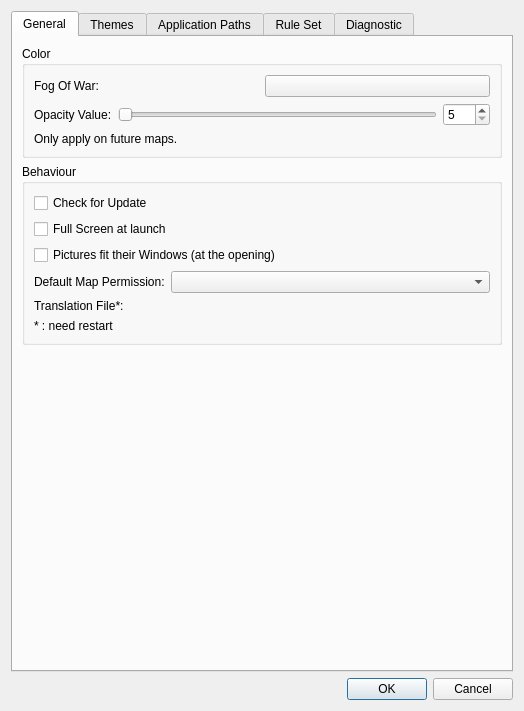
Rolisteam/rolisteam, file src/preferences/preferencesdialogbox.ui: the form before one commit.
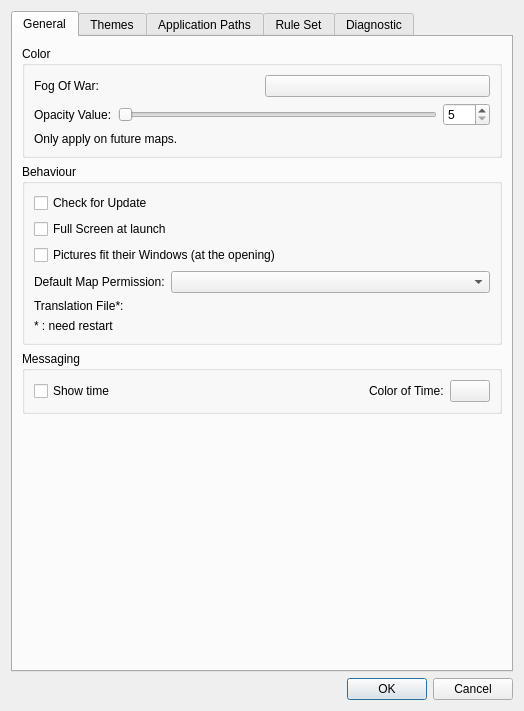
The form after the commit. The open tabs and pages were chosen to show the change. Icons and pictures are not drawn. Custom widgets are drawn as their Qt base class.

Commit message: -Add widget for time in messaging.

Diff of the .ui file:
```diff
--- a/src/preferences/preferencesdialogbox.ui
+++ b/src/preferences/preferencesdialogbox.ui
@@ -23,7 +23,7 @@
       <attribute name="title">
        <string>General</string>
       </attribute>
-      <layout class="QVBoxLayout" name="verticalLayout_6">
+      <layout class="QVBoxLayout" name="verticalLayout_20">
        <item>
         <widget class="QGroupBox" name="groupBox">
          <property name="title">
@@ -157,6 +157,53 @@
          </layout>
         </widget>
        </item>
+       <item>
+        <widget class="QGroupBox" name="groupBox_6">
+         <property name="title">
+          <string>Messaging</string>
+         </property>
+         <layout class="QVBoxLayout" name="verticalLayout_6">
+          <item>
+           <layout class="QHBoxLayout" name="horizontalLayout_16">
+            <item>
+             <widget class="QCheckBox" name="m_showTimeCheckBox">
+              <property name="text">
+               <string>Show time</string>
+              </property>
+             </widget>
+            </item>
+            <item>
+             <spacer name="horizontalSpacer_6">
+              <property name="orientation">
+               <enum>Qt::Horizontal</enum>
+              </property>
+              <property name="sizeHint" stdset="0">
+               <size>
+                <width>40</width>
+                <height>20</height>
+               </size>
+              </property>
+             </spacer>
+            </item>
+            <item>
+             <widget class="QLabel" name="label_18">
+              <property name="text">
+               <string>Color of Time:</string>
+              </property>
+             </widget>
+            </item>
+            <item>
+             <widget class="ColorButton" name="m_timeColorBtn">
+              <property name="text">
+               <string/>
+              </property>
+             </widget>
+            </item>
+           </layout>
+          </item>
+         </layout>
+        </widget>
+       </item>
        <item>
         <spacer name="verticalSpacer_3">
          <property name="orientation">
```
Left out of the diff: 10 changed lines with no effect on the pictures. The commit also changes 2 other files.
